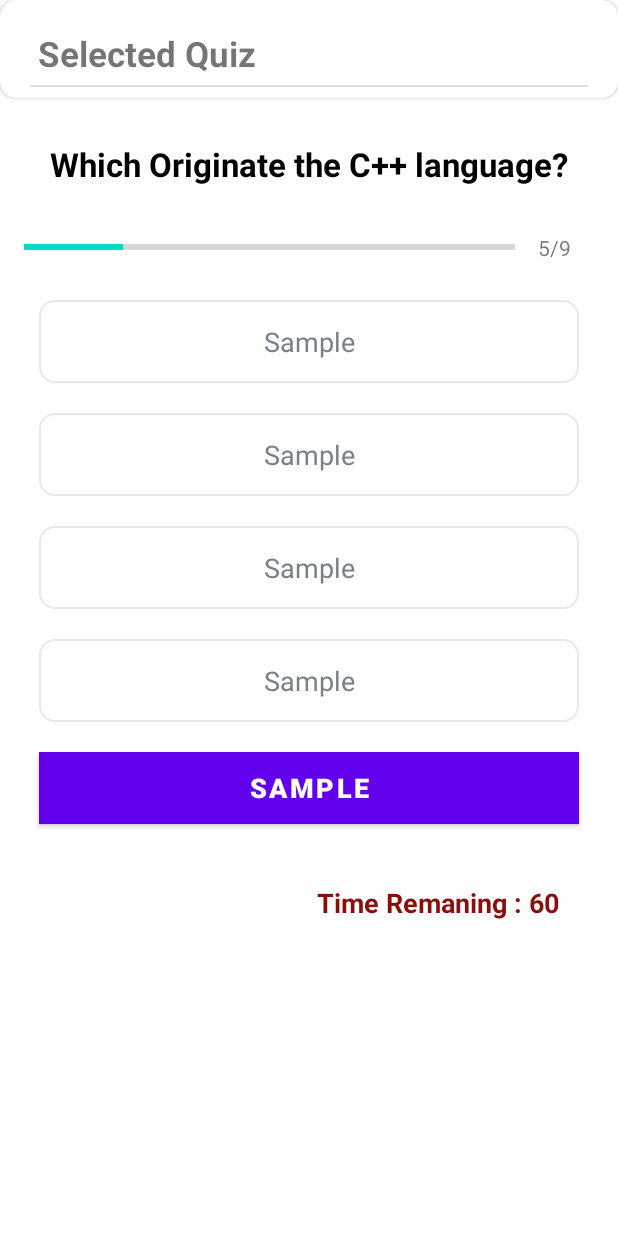
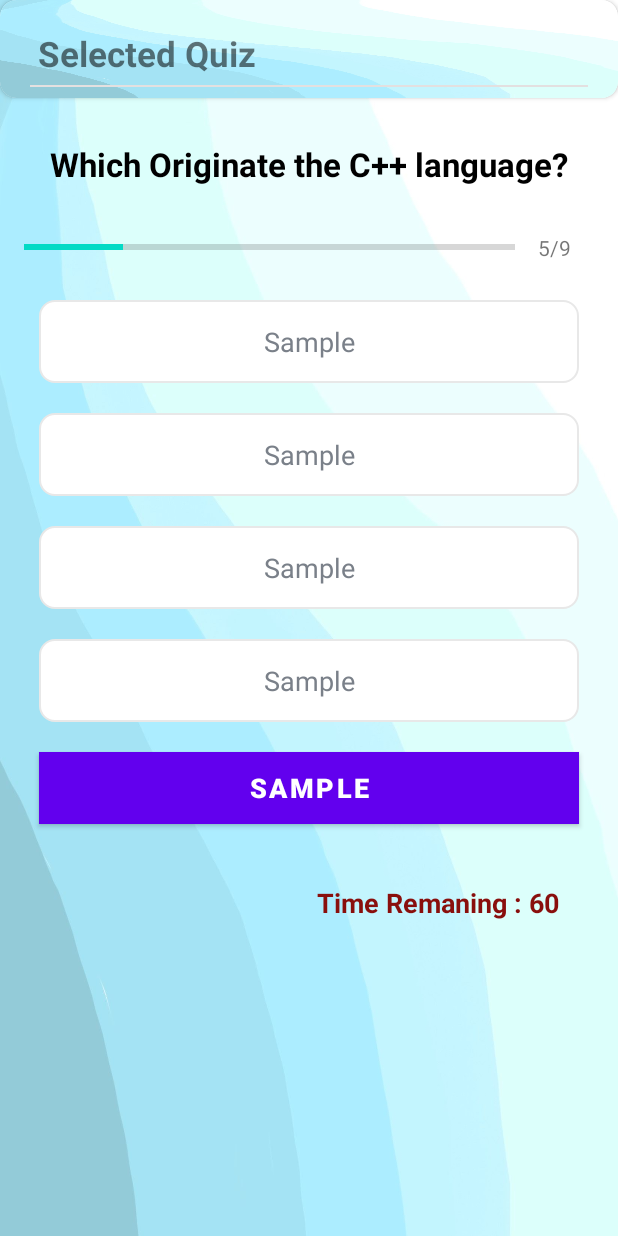
Before and after one commit to Suryansh1720001/Developer-Quiz, an Android app: the layout activity_quiz_questions.xml on its own in the app's theme, with its tools: preview values and no code run, on a phone screen of 412 x 824 dp. Run offline under Robolectric (Android 15) with nearby library versions, the phone set to English and light mode, and no system bars.

Commit message:
colour add

```diff
--- a/app/src/main/res/layout/activity_quiz_questions.xml
+++ b/app/src/main/res/layout/activity_quiz_questions.xml
@@ -5,6 +5,7 @@
     android:layout_width="match_parent"
     android:layout_height="match_parent"
 android:orientation="vertical"
+    android:background="@drawable/bg4"
 
     tools:context=".QuizQuestionsActivity">
 
@@ -20,6 +21,7 @@ android:orientation="vertical"
         android:layout_height="65dp"
         android:layout_below="@+id/cardViewGraph"
         android:layout_marginBottom="5dp"
+
         android:elevation="10dp"
         app:cardCornerRadius="11dp"
         >
@@ -27,6 +29,7 @@ android:orientation="vertical"
         <!--Relative layout to display -->
         <!-- use of programming languages -->
         <LinearLayout
+            android:background="@drawable/bg4"
             android:layout_width="match_parent"
             android:layout_height="wrap_content"
             android:orientation="vertical">
--- a/app/src/main/res/layout/activity_solution.xml
+++ b/app/src/main/res/layout/activity_solution.xml
@@ -5,6 +5,7 @@
     android:layout_width="match_parent"
     android:layout_height="match_parent"
     android:orientation="vertical"
+    android:background="#ecfefe"
     tools:context=".Solution">
 
 
@@ -23,6 +24,7 @@
         <!--Relative layout to display -->
         <!-- use of programming languages -->
         <LinearLayout
+
             android:layout_width="match_parent"
             android:layout_height="wrap_content"
             android:orientation="vertical">
@@ -144,9 +146,11 @@
         android:layout_width="match_parent"
         android:layout_height="match_parent"
         android:fillViewport="true"
+
         >
 
         <LinearLayout
+
             android:layout_width="match_parent"
             android:layout_height="match_parent"
             android:orientation="vertical"
```
Also changed, not shown: app/src/main/res/layout/activity_pie_chart.xml (+14 -13 lines).
